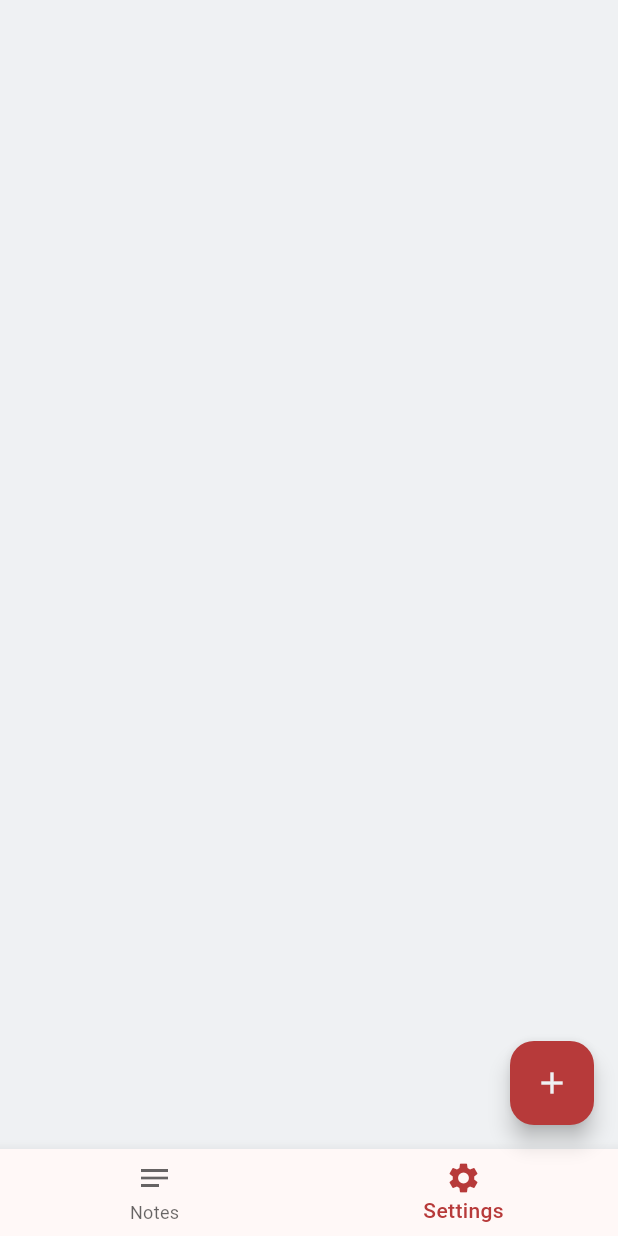
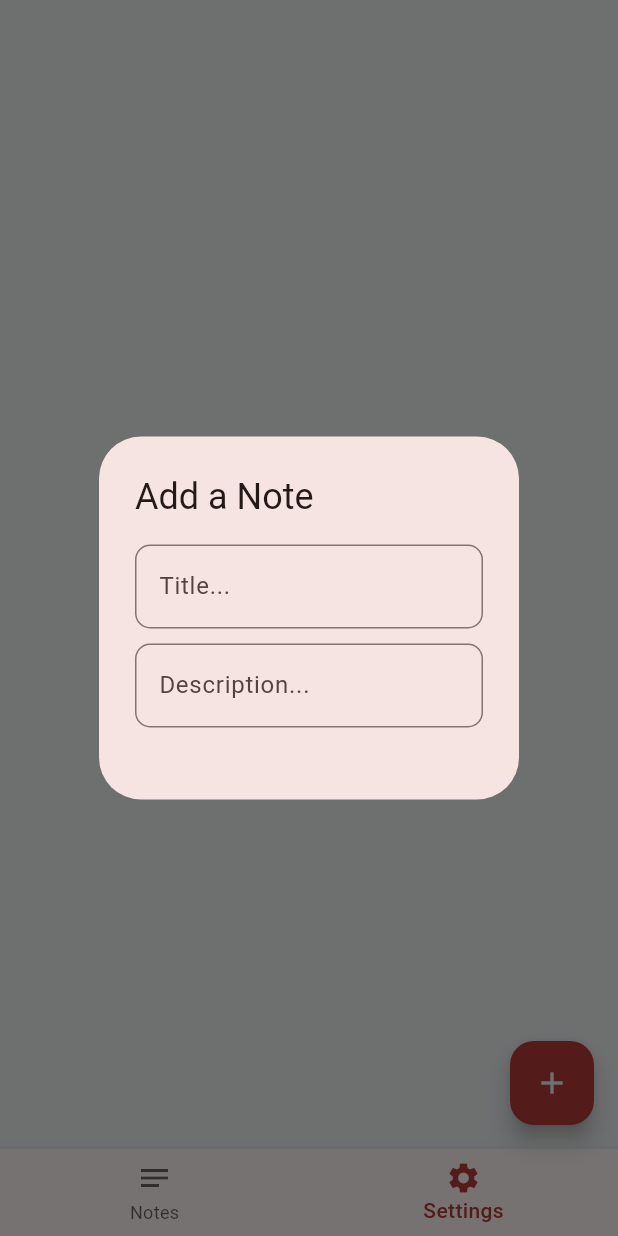
Before and after one commit to se0v/MemoRise, a Flutter app: the screen it shows after launch, item 2 of the bottom bar chosen, after a tap on the "add" icon, on a phone screen of 412 x 824 dp. Run offline on Flutter 3.47's test engine with Material 3 defaults, Android fonts, the phone set to English and light mode, and no system bars; our stand-ins replace equatable, flutter_bloc, hydrated_bloc.

Commit message:
Finalized bloc, with showDialog, without actions

```diff
--- a/lib/features/home/view/home_screen.dart
+++ b/lib/features/home/view/home_screen.dart
@@ -30,7 +30,58 @@ class _HomeScreenState extends State<HomeScreen> {
       ),
       floatingActionButton: FloatingActionButton(
         backgroundColor: theme.primaryColor,
-        onPressed: () {},
+        onPressed: () {
+          showDialog(
+              context: context,
+              builder: (context) {
+                TextEditingController controller1 = TextEditingController();
+                TextEditingController controller2 = TextEditingController();
+                return AlertDialog(
+                  title: const Text('Add a Note'),
+                  content: Column(
+                    mainAxisSize: MainAxisSize.min,
+                    children: [
+                      TextField(
+                        controller: controller1,
+                        cursorColor: Theme.of(context).colorScheme.secondary,
+                        decoration: InputDecoration(
+                          hintText: 'Title...',
+                          focusedBorder: OutlineInputBorder(
+                            borderRadius: BorderRadius.circular(10),
+                            borderSide: BorderSide(
+                              color: Theme.of(context).colorScheme.secondary,
+                            ),
+                          ),
+                          border: OutlineInputBorder(
+                            borderRadius: BorderRadius.circular(10),
+                            borderSide: const BorderSide(color: Colors.grey),
+                          ),
+                        ),
+                      ),
+                      const SizedBox(height: 10),
+                      TextField(
+                        controller: controller2,
+                        cursorColor: Theme.of(context).colorScheme.secondary,
+                        decoration: InputDecoration(
+                          hintText: 'Description...',
+                          focusedBorder: OutlineInputBorder(
+                            borderRadius: BorderRadius.circular(10),
+                            borderSide: BorderSide(
+                              color: Theme.of(context).colorScheme.secondary,
+                            ),
+                          ),
+                          border: OutlineInputBorder(
+                            borderRadius: BorderRadius.circular(10),
+                            borderSide: const BorderSide(color: Colors.grey),
+                          ),
+                        ),
+                      ),
+                    ],
+                  ),
+                  actions: [],
+                );
+              });
+        },
         child: const Icon(
           Icons.add,
           color: Color(0xFFEFF1F3),
--- a/lib/features/notes/view/notes_screen.dart
+++ b/lib/features/notes/view/notes_screen.dart
@@ -1,29 +1,66 @@
 import 'package:flutter/material.dart';
+import 'package:flutter_bloc/flutter_bloc.dart';
+import 'package:memorise/features/notes/bloc/notes_bloc.dart';
 
-class NotesScreen extends StatelessWidget {
+import '../data/notes.dart';
+
+class NotesScreen extends StatefulWidget {
   const NotesScreen({
     super.key,
   });
 
   @override
+  State<NotesScreen> createState() => _NotesScreenState();
+}
+
+class _NotesScreenState extends State<NotesScreen> {
+  // ignore: non_constant_identifier_names
+  AddNote(Notes notes) {
+    context.read<NotesBloc>().add(
+          AddNote(notes),
+        );
+  }
+
+  // ignore: non_constant_identifier_names
+  RemoveNotes(Notes notes) {
+    context.read<NotesBloc>().add(
+          RemoveNotes(notes),
+        );
+  }
+
+  @override
   Widget build(BuildContext context) {
     return CustomScrollView(
       slivers: [
-        const SliverAppBar(
+        SliverAppBar(
           pinned: true,
           snap: true,
           floating: true,
-          title: Text('MemoRise'),
+          title: const Text('MemoRise'),
           //backgroundColor: theme.primaryColor,
           centerTitle: true,
           bottom: PreferredSize(
-            preferredSize: Size.fromHeight(80),
-            child: SearchButton(),
+            preferredSize: const Size.fromHeight(80),
+            child:
+                BlocBuilder<NotesBloc, NotesState>(builder: (context, state) {
+              if (state.status == NotesStatus.success) {
+                // const SliverToBoxAdapter(child: SizedBox(height: 16));
+                // return SliverList.builder(
+                //   itemBuilder: (context, index) => const MemorListCard(),
+                // );
+                return Container();
+              } else if (state.status == NotesStatus.success) {
+                return const Center(child: CircularProgressIndicator());
+              } else {
+                return Container();
+              }
+            }
+                    //SearchButton(),
+                    ),
           ),
-        ),
-        const SliverToBoxAdapter(child: SizedBox(height: 16)),
-        SliverList.builder(
-          itemBuilder: (context, index) => const MemorListCard(),
+          //   const SliverToBoxAdapter(child: SizedBox(height: 16)),
+          //   SliverList.builder(
+          //     itemBuilder: (context, index) => const MemorListCard(),
         ),
       ],
     );
--- a/lib/features/settings/view/settings_screen.dart
+++ b/lib/features/settings/view/settings_screen.dart
@@ -7,6 +7,6 @@ class SettingsScreen extends StatelessWidget {
 
   @override
   Widget build(BuildContext context) {
-    return Scaffold();
+    return const Scaffold();
   }
 }
--- a/lib/main.dart
+++ b/lib/main.dart
@@ -1,7 +1,16 @@
 import 'package:flutter/material.dart';
+import 'package:flutter_bloc/flutter_bloc.dart';
+import 'package:hydrated_bloc/hydrated_bloc.dart';
 import 'package:memorise/features/home/home.dart';
+import 'package:memorise/features/notes/bloc/notes_bloc.dart';
+import 'package:path_provider/path_provider.dart';
 
-void main() {
+void main() async {
+  WidgetsFlutterBinding.ensureInitialized();
+  HydratedBloc.storage = await HydratedStorage.build(
+    storageDirectory: await getTemporaryDirectory(),
+  );
+  //Bloc.observer = SimpleBlocObserver();
   runApp(const MemoRise());
 }
 
@@ -20,7 +29,10 @@ class MemoRise extends StatelessWidget {
         colorScheme: ColorScheme.fromSeed(seedColor: primaryColor),
         useMaterial3: true,
       ),
-      home: const HomeScreen(),
+      home: BlocProvider<NotesBloc>(
+        create: (context) => NotesBloc()..add(NotesStarted()),
+        child: const HomeScreen(),
+      ),
     );
   }
 }
```
